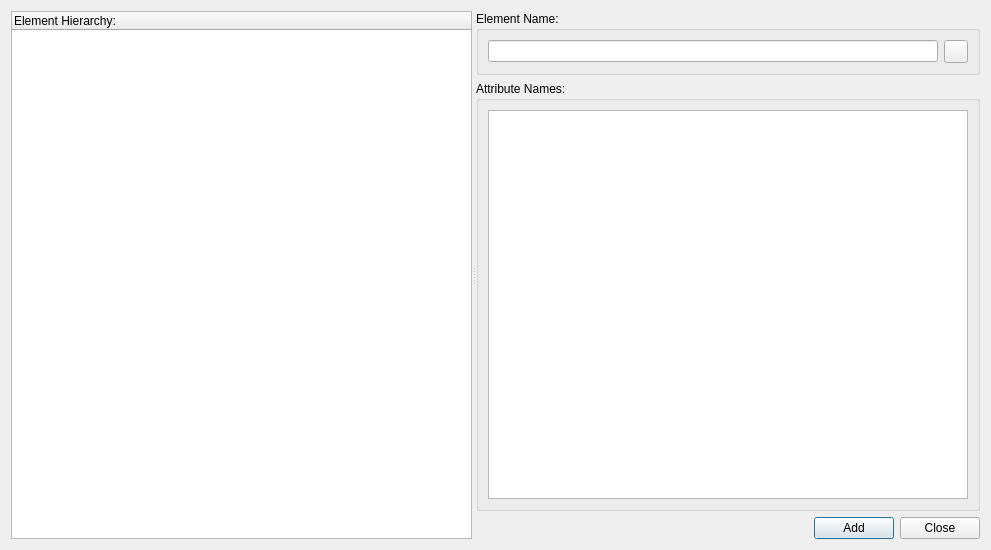
Above: GCXMLGenerator/forms/gcadditemsform.ui from goblincoding/xmlmill before the change. Below: the same form after it.
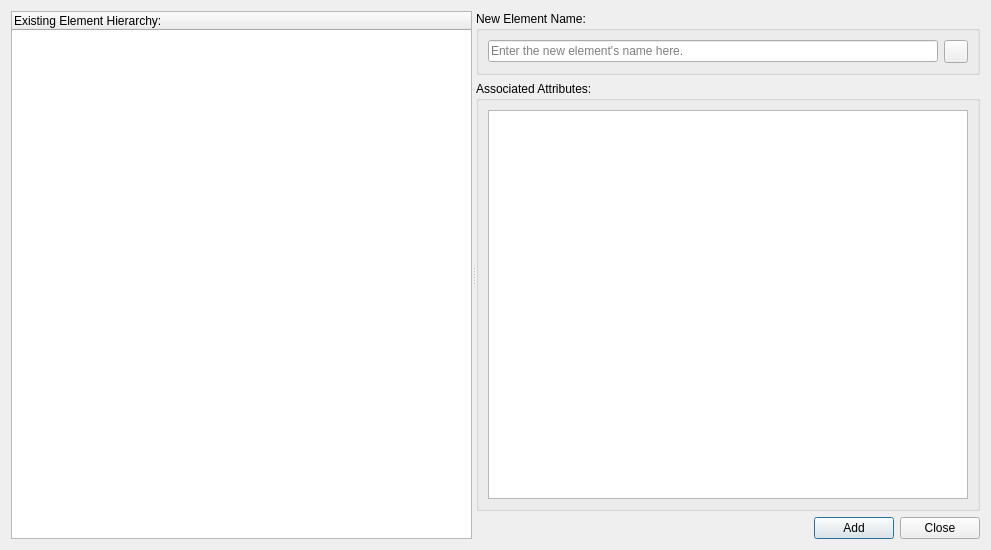
That is the form after the change. Icons and pictures are not drawn.

Diff of the .ui file:
```diff
--- a/GCXMLGenerator/forms/gcadditemsform.ui
+++ b/GCXMLGenerator/forms/gcadditemsform.ui
@@ -44,7 +44,7 @@
       </property>
       <column>
        <property name="text">
-        <string>Element Hierarchy:</string>
+        <string>Existing Element Hierarchy:</string>
        </property>
       </column>
      </widget>
@@ -53,7 +53,7 @@
        <item>
         <widget class="QGroupBox" name="elementGroupBox">
          <property name="title">
-          <string>Element Name:</string>
+          <string>New Element Name:</string>
          </property>
          <layout class="QHBoxLayout" name="elementLayout">
           <item>
@@ -62,7 +62,7 @@
              <string>Enter the new element's name here.</string>
             </property>
             <property name="placeholderText">
-             <string extracomment="Enter new element name here..."/>
+             <string extracomment="Enter new element name here...">Enter the new element's name here.</string>
             </property>
            </widget>
           </item>
@@ -86,7 +86,7 @@
        <item>
         <widget class="QGroupBox" name="attributesGroupBox">
          <property name="title">
-          <string>Attribute Names:</string>
+          <string>Associated Attributes:</string>
          </property>
          <layout class="QVBoxLayout" name="attributesLayout">
           <item>
```
Left out of the diff: 2 changed lines with no effect on the pictures.
